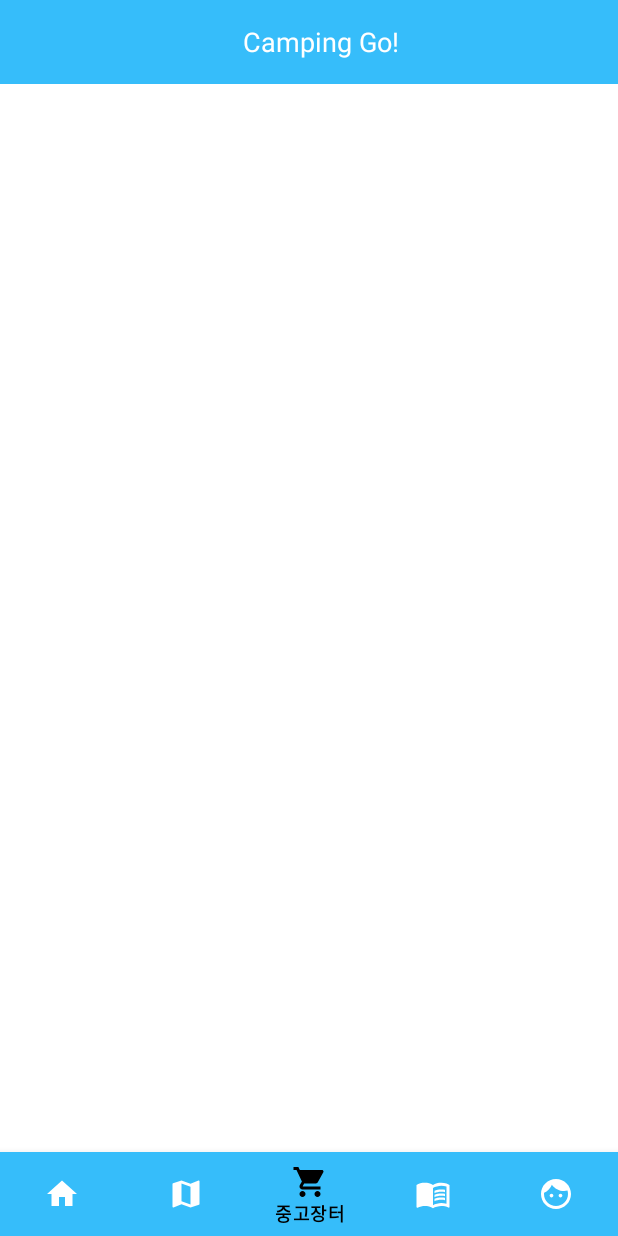
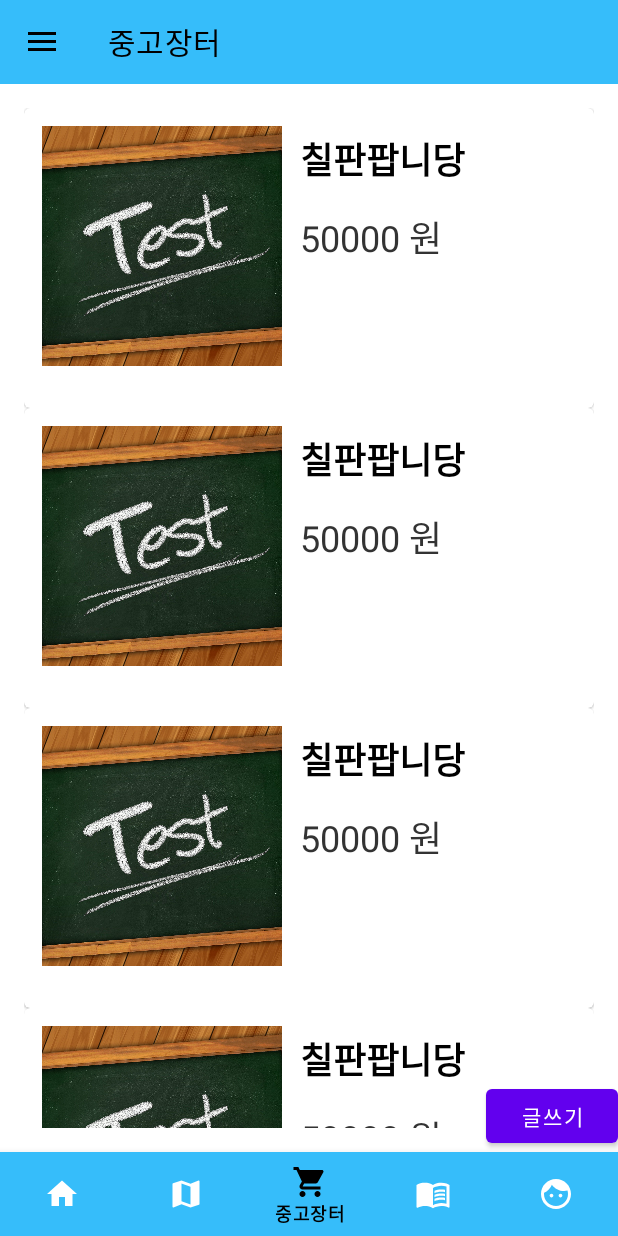
Before and after one commit to jeonhyein1122/CampingGo, an Android app: the screen it shows after launch (MainActivity), item 3 of the bottom bar chosen, on a phone screen of 412 x 824 dp. Run offline under Robolectric (Android 15) with nearby library versions, the phone set to English and light mode, and no system bars.

Commit message:
Shopping Fragment

```diff
--- a/app/build.gradle
+++ b/app/build.gradle
@@ -33,6 +33,7 @@ dependencies {
     implementation 'androidx.appcompat:appcompat:1.2.0'
     implementation 'com.google.android.material:material:1.2.1'
     implementation 'androidx.constraintlayout:constraintlayout:2.0.4'
+    implementation 'de.hdodenhof:circleimageview:3.1.0'
     testImplementation 'junit:junit:4.+'
     androidTestImplementation 'androidx.test.ext:junit:1.1.2'
     androidTestImplementation 'androidx.test.espresso:espresso-core:3.3.0'
--- a/app/src/main/java/com/hi1122/campinggo/MainActivity.java
+++ b/app/src/main/java/com/hi1122/campinggo/MainActivity.java
@@ -1,17 +1,21 @@
 package com.hi1122.campinggo;
 
 import androidx.annotation.NonNull;
+import androidx.appcompat.app.ActionBarDrawerToggle;
 import androidx.appcompat.app.AppCompatActivity;
 import androidx.appcompat.widget.Toolbar;
+import androidx.drawerlayout.widget.DrawerLayout;
 import androidx.fragment.app.Fragment;
 import androidx.fragment.app.FragmentManager;
 import androidx.fragment.app.FragmentTransaction;
 
 import android.os.Bundle;
+import android.view.Menu;
 import android.view.MenuItem;
 import android.widget.TextView;
 
 import com.google.android.material.bottomnavigation.BottomNavigationView;
+import com.google.android.material.navigation.NavigationView;
 
 public class MainActivity extends AppCompatActivity {
 
@@ -19,7 +23,11 @@ public class MainActivity extends AppCompatActivity {
     Fragment[] fragments=new Fragment[5];
     FragmentManager fragmentManager;
 
-    TextView tv;
+//    TextView tv;
+
+    DrawerLayout drawerLayout;
+    NavigationView navigationView;
+    ActionBarDrawerToggle drawerToggle;
 
     @Override
     protected void onCreate(Bundle savedInstanceState) {
@@ -27,48 +35,61 @@ public class MainActivity extends AppCompatActivity {
         setContentView(R.layout.activity_main);
 
         //툴바 설정
-        Toolbar toolbar=findViewById(R.id.toolbar);
+        Toolbar toolbar = findViewById(R.id.toolbar);
         setSupportActionBar(toolbar);
 
-        bnv=findViewById(R.id.bnv);
-        tv=findViewById(R.id.tv);
+        bnv = findViewById(R.id.bnv);
 
-        fragmentManager=getSupportFragmentManager();
-        FragmentTransaction tran=fragmentManager.beginTransaction();
-        fragments[0]=new HomeFragment();
-        tran.add(R.id.container,fragments[0]);
+
+        drawerLayout = findViewById(R.id.layout_drawer);
+        navigationView = findViewById(R.id.naviV);
+        navigationView.setItemIconTintList(null);
+
+        drawerToggle = new ActionBarDrawerToggle(this, drawerLayout, toolbar, R.string.app_name, R.string.app_name);
+        drawerLayout.addDrawerListener(drawerToggle);
+        drawerToggle.syncState();
+
+        fragmentManager = getSupportFragmentManager();
+
+        FragmentTransaction tran = fragmentManager.beginTransaction();
+        fragments[0] = new HomeFragment();
+        tran.add(R.id.container, fragments[0]);
         tran.commit();
 
         bnv.setOnNavigationItemSelectedListener(new BottomNavigationView.OnNavigationItemSelectedListener() {
             @Override
             public boolean onNavigationItemSelected(@NonNull MenuItem item) {
 
-                FragmentTransaction tran=fragmentManager.beginTransaction();
-                if(fragments[0] !=null) tran.hide(fragments[0]);
-                if(fragments[1] !=null) tran.hide(fragments[1]);
+                FragmentTransaction tran = fragmentManager.beginTransaction();
+                if (fragments[0] != null) tran.hide(fragments[0]);
+                if (fragments[1] != null) tran.hide(fragments[1]);
+                if (fragments[2] != null) tran.hide(fragments[2]);
 
                 switch (item.getItemId()) {
                     case R.id.home:
                         tran.show(fragments[0]);
-//                      tv.setText("뭐먹지");
+
                         break;
 
-//                    case R.id.video :
-//                        if(fragments[1]==null){
-//                            fragments[1]=new FavoriteFragment();
-//                            tran.add(R.id.container,fragments[1]);
-//                        }
-//                        tran.show(fragments[1]);
-//                        break;
-//
-//                    case R.id. favorite:
-//                        if(fragments[1]==null){
-//                            fragments[1]=new FavoriteFragment();
-//                            tran.add(R.id.container,fragments[1]);
-//                        }
-//                        tran.show(fragments[1]);
-//
-//                        break;
+                    case R.id.myaround :
+                        if(fragments[1]==null){
+                            fragments[1]=new MyAroundFragment();
+                            tran.add(R.id.container,fragments[1]);
+                            getSupportActionBar().setTitle("내주변");
+
+                        }
+                        tran.show(fragments[1]);
+                        break;
+
+                    case R.id. shopping:
+                        if(fragments[2]==null){
+                            fragments[2]=new ShoppingFragment();
+                            tran.add(R.id.container,fragments[2]);
+                            getSupportActionBar().setTitle("중고장터");
+                        }
+                        tran.show(fragments[2]);
+
+                        break;
 
 //                    case R.id.orderlist :
 //                        break;
@@ -77,6 +98,7 @@ public class MainActivity extends AppCompatActivity {
 //                        break;
                 }
                 tran.commit();
+
                 return true;
             }
         });
--- /dev/null
+++ b/app/src/main/java/com/hi1122/campinggo/MyAroundFragment.java
@@ -0,0 +1,26 @@
+package com.hi1122.campinggo;
+
+import android.os.Bundle;
+import android.view.LayoutInflater;
+import android.view.View;
+import android.view.ViewGroup;
+
+import androidx.annotation.NonNull;
+import androidx.annotation.Nullable;
+import androidx.fragment.app.Fragment;
+
+public class MyAroundFragment extends Fragment {
+
+    @Nullable
+    @Override
+    public View onCreateView(@NonNull LayoutInflater inflater, @Nullable ViewGroup container, @Nullable Bundle savedInstanceState) {
+        return inflater.inflate(R.layout.fragment_myaround,container,false);
+    }
+
+    @Override
+    public void onViewCreated(@NonNull View view, @Nullable Bundle savedInstanceState) {
+        super.onViewCreated(view, savedInstanceState);
+
+        //여기서 xml이 뷰들에 대한 find 작업
+    }
+}
--- /dev/null
+++ b/app/src/main/java/com/hi1122/campinggo/ShoppingFragment.java
@@ -0,0 +1,70 @@
+package com.hi1122.campinggo;
+
+import android.os.Bundle;
+import android.view.LayoutInflater;
+import android.view.View;
+import android.view.ViewGroup;
+
+import androidx.annotation.NonNull;
+import androidx.annotation.Nullable;
+import androidx.fragment.app.Fragment;
+import androidx.recyclerview.widget.RecyclerView;
+
+import java.util.ArrayList;
+
+public class ShoppingFragment extends Fragment {
+
+    ArrayList<ShoppingRecyclerItem> items=new ArrayList<>();
+    RecyclerView recyclerView;
+    ShoppingRecyclerAdpter recyclerAdpter;
+
+//    ArrayList<Home_First_RecyclerItem> items2=new ArrayList<>();
+//    RecyclerView recyclerView2;
+//    Home_First_RecyclerAdpter recyclerAdpter2;
+
+    @Override
+    public void onCreate(@Nullable Bundle savedInstanceState) {
+        super.onCreate(savedInstanceState);
+        loadData();
+    }
+
+    @Nullable
+    @Override
+    public View onCreateView(@NonNull LayoutInflater inflater, @Nullable ViewGroup container, @Nullable Bundle savedInstanceState) {
+        return inflater.inflate(R.layout.fragment_shopping,container,false);
+
+    }
+
+    @Override
+    public void onViewCreated(@NonNull View view, @Nullable Bundle savedInstanceState) {
+        super.onViewCreated(view, savedInstanceState);
+
+        recyclerView=view.findViewById(R.id.recycler);
+        recyclerAdpter=new ShoppingRecyclerAdpter(getActivity(),items);
+        recyclerView.setAdapter(recyclerAdpter);
+//
+//        recyclerView2=view.findViewById(R.id.recycler2);
+//        recyclerAdpter2=new Home_First_RecyclerAdpter(getActivity(),items2);
+//        recyclerView2.setAdapter(recyclerAdpter2);
+    }
+
+    void loadData(){
+
+        items.add(new ShoppingRecyclerItem());
+        items.add(new ShoppingRecyclerItem());
+        items.add(new ShoppingRecyclerItem());
+        items.add(new ShoppingRecyclerItem());
+        items.add(new ShoppingRecyclerItem());
+        items.add(new ShoppingRecyclerItem());
+        items.add(new ShoppingRecyclerItem());
+
+
+
+//        items2.add(new Home_First_RecyclerItem());
+//        items2.add(new Home_First_RecyclerItem());
+//        items2.add(new Home_First_RecyclerItem());
+//        items2.add(new Home_First_RecyclerItem());
+//        items2.add(new Home_First_RecyclerItem());
+//        items2.add(new Home_First_RecyclerItem());
+    }
+}
--- /dev/null
+++ b/app/src/main/java/com/hi1122/campinggo/ShoppingRecyclerAdpter.java
@@ -0,0 +1,61 @@
+package com.hi1122.campinggo;
+
+import android.content.Context;
+import android.view.LayoutInflater;
+import android.view.View;
+import android.view.ViewGroup;
+import android.widget.ImageView;
+import android.widget.RatingBar;
+import android.widget.TextView;
+
+import androidx.annotation.NonNull;
+import androidx.recyclerview.widget.RecyclerView;
+
+import java.util.ArrayList;
+
+public class ShoppingRecyclerAdpter extends RecyclerView.Adapter {
+
+    Context context;
+    ArrayList<ShoppingRecyclerItem> items;
+
+    public ShoppingRecyclerAdpter(Context context, ArrayList<ShoppingRecyclerItem> items) {
+        this.context = context;
+        this.items = items;
+    }
+
+    @NonNull
+    @Override
+    public RecyclerView.ViewHolder onCreateViewHolder(@NonNull ViewGroup parent, int viewType) {
+        View itemView= LayoutInflater.from(context).inflate(R.layout.shopping_recycler_item,parent,false);
+        VH vh=new VH(itemView);
+        return vh;
+    }
+
+    @Override
+    public void onBindViewHolder(@NonNull RecyclerView.ViewHolder holder, int position) {
+
+        VH vh=(VH)holder;
+        //값 연결작업..
+        ShoppingRecyclerItem item=items.get(position);
+        //나머지는 알아서서
+    }
+
+   @Override
+    public int getItemCount() {
+        return items.size();
+    }
+
+    class  VH extends RecyclerView.ViewHolder{
+
+//        item.xml 안에 있는거 집어넣기
+        ImageView iv;
+        TextView title;
+        TextView msg;
+        RatingBar ratingBar; //별점
+
+
+        public VH(@NonNull View itemView) {
+            super(itemView);
+        }
+    }
+}
--- /dev/null
+++ b/app/src/main/java/com/hi1122/campinggo/ShoppingRecyclerItem.java
@@ -0,0 +1,19 @@
+package com.hi1122.campinggo;
+
+public class ShoppingRecyclerItem {
+
+    String ImgUrl;
+    String title;
+    String msg;
+    String rating;
+
+    public ShoppingRecyclerItem(String imgUrl, String title, String msg, String rating) {
+        ImgUrl = imgUrl;
+        this.title = title;
+        this.msg = msg;
+        this.rating = rating;
+    }
+
+    public ShoppingRecyclerItem() {
+    }
+}
--- a/app/src/main/res/layout/activity_main.xml
+++ b/app/src/main/res/layout/activity_main.xml
@@ -1,10 +1,15 @@
 <?xml version="1.0" encoding="utf-8"?>
-<RelativeLayout xmlns:android="http://schemas.android.com/apk/res/android"
+<androidx.drawerlayout.widget.DrawerLayout xmlns:android="http://schemas.android.com/apk/res/android"
     xmlns:app="http://schemas.android.com/apk/res-auto"
     xmlns:tools="http://schemas.android.com/tools"
     android:layout_width="match_parent"
     android:layout_height="match_parent"
+    android:id="@+id/layout_drawer"
     tools:context=".MainActivity">
+
+    <RelativeLayout
+        android:layout_width="match_parent"
+        android:layout_height="match_parent">
 
         <androidx.appcompat.widget.Toolbar
             android:id="@+id/toolbar"
@@ -13,15 +18,6 @@
             style="@style/MyToolbar"
             android:theme="@style/ToolbarTheme">
 
-       <TextView
-           android:id="@+id/tv"
-           android:layout_width="match_parent"
-           android:layout_height="wrap_content"
-           android:textColor="@color/white"
-           android:textSize="18sp"
-           android:text="Camping Go!"
-           android:gravity="center"/>
-
         </androidx.appcompat.widget.Toolbar>
 
         <RelativeLayout
@@ -29,7 +25,8 @@
             android:layout_width="match_parent"
             android:layout_height="match_parent"
             android:layout_below="@+id/toolbar"
-        android:layout_above="@+id/bnv"/>
+            android:layout_above="@+id/bnv">
+        </RelativeLayout>
 
         <com.google.android.material.bottomnavigation.BottomNavigationView
             android:id="@+id/bnv"
@@ -41,5 +38,14 @@
             app:itemTextColor="@color/bottom_item"
             app:itemIconTint="@color/bottom_item"/>
 
+    </RelativeLayout>
 
-</RelativeLayout>
+                <com.google.android.material.navigation.NavigationView
+                    android:id="@+id/naviV"
+                    android:layout_width="match_parent"
+                    android:layout_height="match_parent"
+                    android:layout_gravity="start"
+                    app:menu="@menu/drawer_nav"
+                    app:headerLayout="@layout/drawer_header"/>
+
+</androidx.drawerlayout.widget.DrawerLayout>
--- /dev/null
+++ b/app/src/main/res/layout/drawer_header.xml
@@ -0,0 +1,23 @@
+<?xml version="1.0" encoding="utf-8"?>
+<RelativeLayout xmlns:android="http://schemas.android.com/apk/res/android"
+    android:layout_width="match_parent"
+    android:layout_height="120dp"
+    android:background="#E4E1E1"
+    android:padding="8dp">
+
+
+    <de.hdodenhof.circleimageview.CircleImageView
+        android:id="@+id/iv"
+        android:layout_width="80dp"
+        android:layout_height="80dp"
+        android:src="@mipmap/ic_launcher"/>
+
+    <TextView
+        android:layout_width="wrap_content"
+        android:layout_height="wrap_content"
+        android:text="로그인 해주세요"
+        android:textColor="@color/white"
+        android:textStyle="bold"
+       android:layout_toRightOf="@+id/iv"/>
+
+</RelativeLayout>
--- /dev/null
+++ b/app/src/main/res/layout/fragment_myaround.xml
@@ -0,0 +1,13 @@
+<?xml version="1.0" encoding="utf-8"?>
+<RelativeLayout xmlns:android="http://schemas.android.com/apk/res/android"
+    android:layout_width="match_parent"
+    android:layout_height="match_parent">
+
+    <TextView
+        android:layout_width="match_parent"
+        android:layout_height="match_parent"
+        android:text="Google map"
+        android:textSize="52sp"
+        android:layout_centerVertical="true"/>
+
+</RelativeLayout>
--- /dev/null
+++ b/app/src/main/res/layout/fragment_shopping.xml
@@ -0,0 +1,28 @@
+<?xml version="1.0" encoding="utf-8"?>
+<RelativeLayout xmlns:android="http://schemas.android.com/apk/res/android"
+    android:layout_width="match_parent"
+    android:layout_height="match_parent"
+    xmlns:app="http://schemas.android.com/apk/res-auto">
+
+        <androidx.recyclerview.widget.RecyclerView
+            android:id="@+id/recycler"
+            android:layout_width="match_parent"
+            android:layout_height="match_parent"
+            app:layoutManager="androidx.recyclerview.widget.LinearLayoutManager"
+            android:orientation="vertical"
+            android:padding="16dp" />
+
+        <Button
+            android:layout_width="wrap_content"
+            android:layout_height="wrap_content"
+            android:text="글쓰기"
+            android:layout_alignParentBottom="true"
+            android:layout_alignParentRight="true"/>
+
+
+
+
+
+
+
+</RelativeLayout>
--- /dev/null
+++ b/app/src/main/res/layout/shopping_recycler_item.xml
@@ -0,0 +1,43 @@
+<?xml version="1.0" encoding="utf-8"?>
+<com.google.android.material.card.MaterialCardView
+    xmlns:android="http://schemas.android.com/apk/res/android"
+    android:layout_width="match_parent"
+    android:layout_height="200dp">
+
+    <RelativeLayout
+        android:layout_width="match_parent"
+        android:layout_height="match_parent">
+
+        <ImageView
+            android:id="@+id/shopping_iv"
+            android:layout_width="160dp"
+            android:layout_height="160dp"
+            android:layout_margin="12dp"
+            android:scaleType="centerCrop"
+            android:src="@drawable/test" />
+
+        <TextView
+            android:id="@+id/shopping_title"
+            android:layout_width="wrap_content"
+            android:layout_height="wrap_content"
+            android:layout_marginTop="16dp"
+            android:layout_toRightOf="@+id/shopping_iv"
+            android:text="칠판팝니당"
+            android:textColor="@color/black"
+            android:textSize="24sp"
+            android:textStyle="bold" />
+
+        <TextView
+            android:id="@+id/shopping_value"
+            android:layout_width="wrap_content"
+            android:layout_height="wrap_content"
+            android:layout_below="@+id/shopping_title"
+            android:layout_marginTop="16dp"
+            android:layout_toRightOf="@+id/shopping_iv"
+            android:text="50000 원 "
+            android:textColor="#ff333333"
+            android:textSize="24sp" />
+
+    </RelativeLayout>
+
+</com.google.android.material.card.MaterialCardView>
--- a/app/src/main/res/menu/bottom_menu.xml
+++ b/app/src/main/res/menu/bottom_menu.xml
@@ -5,7 +5,7 @@
         android:title="홈"
         android:icon="@drawable/home"/>
 
-    <item android:id="@+id/map"
+    <item android:id="@+id/myaround"
         android:title="내주변"
         android:icon="@drawable/map"/>
 
--- /dev/null
+++ b/app/src/main/res/menu/drawer_nav.xml
@@ -0,0 +1,18 @@
+<?xml version="1.0" encoding="utf-8"?>
+<menu xmlns:android="http://schemas.android.com/apk/res/android">
+
+    <group android:id="@+id/g1">
+        <item android:id="@+id/menu_kk"
+            android:title="전체"
+            android:icon="@mipmap/ic_launcher"/>
+        <item android:id="@+id/menu_ss"
+            android:title="캠핑장"
+            android:icon="@mipmap/ic_launcher"/>
+    </group>
+
+    <item android:id="@+id/menu_gg"
+        android:title="리뷰"/>
+
+
+
+</menu>
--- a/app/src/main/res/values/themes.xml
+++ b/app/src/main/res/values/themes.xml
@@ -16,10 +16,15 @@
 
     <style name="MyToolbar" parent="Theme.MaterialComponents.DayNight.NoActionBar">
         <item name="android:background">#36BDFA</item>
-        <item name="titleTextColor">@color/white</item>
+        <item name="titleTextColor">@color/black</item>
     </style>
 
     <style name="ToolbarTheme">
-        <item name="colorControlNormal">@color/white</item>
+        <item name="colorControlNormal">@color/black</item>
+    </style>
+
+    <style name="Shoppingtoolbar" parent="Theme.MaterialComponents.DayNight.NoActionBar">
+        <item name="android:background">#FDFD00</item>
+        <item name="titleTextColor">@color/white</item>
     </style>
 </resources>
```
Also changed, not shown: app/src/main/res/drawable/test.jpg (added). Lines whose indentation alone changed are shown as unchanged.
